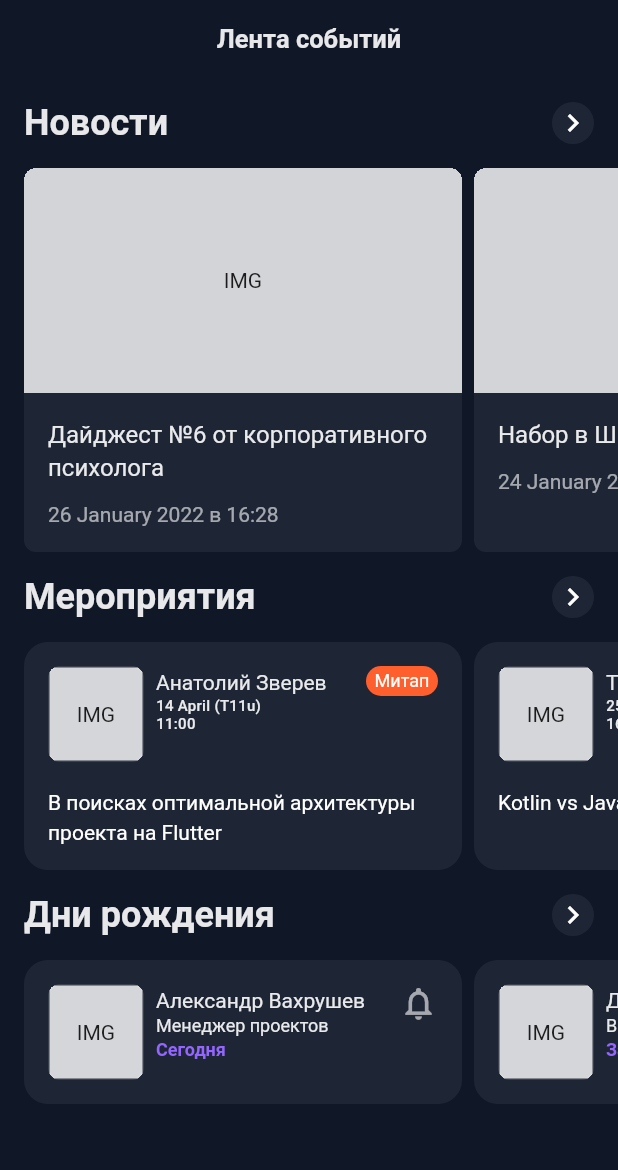
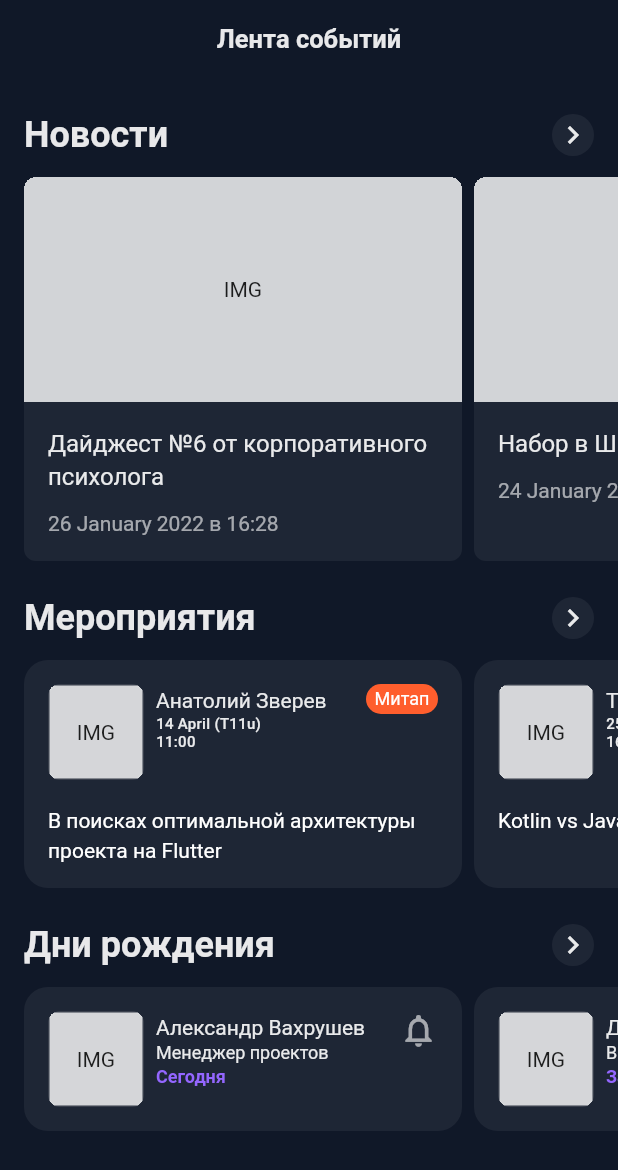
Before and after one commit to epic-school/flutter, a Flutter app: the EventsFeedScreen screen opened directly, on a phone screen of 412 x 824 dp. Shown: the top 1170 px of the screen. Run offline on Flutter 3.47's test engine with Material 2 defaults, Android fonts, the phone set to English and light mode, and no system bars.

Commit message:
ДЗ по 8 уроку. Исправлены отступы элементов

```diff
--- a/flutter_base/lib/events_feed/events_feed_screen.dart
+++ b/flutter_base/lib/events_feed/events_feed_screen.dart
@@ -38,6 +38,8 @@ class _EventsFeedScreenState extends State<EventsFeedScreen> {
         toolbarHeight: 52.0,
       ),
       body: SingleChildScrollView(
+        child: Padding(
+          padding: const EdgeInsets.only(left: 12.0),
           child: FutureBuilder<AllData>(
             future: getData(),
             builder: (context, snapshot) {
@@ -47,6 +49,7 @@ class _EventsFeedScreenState extends State<EventsFeedScreen> {
             },
           ),
         ),
+      ),
     );
   }
 }
--- a/flutter_base/lib/events_feed/widgets/birthdays_item.dart
+++ b/flutter_base/lib/events_feed/widgets/birthdays_item.dart
@@ -21,6 +21,7 @@ class BirthdaysItem extends StatelessWidget {
   Widget build(BuildContext context) {
     return Container(
       width: 292.0,
+      height: 96,
       margin: const EdgeInsets.symmetric(horizontal: 4.0),
       clipBehavior: Clip.hardEdge,
       decoration: BoxDecoration(
--- a/flutter_base/lib/events_feed/widgets/events_item.dart
+++ b/flutter_base/lib/events_feed/widgets/events_item.dart
@@ -26,6 +26,7 @@ class EventsItem extends StatelessWidget {
             DateFormat('E').format(date).substring(1);
     return Container(
       width: 292.0,
+      height: 152.0,
       margin: const EdgeInsets.symmetric(horizontal: 4.0),
       clipBehavior: Clip.hardEdge,
       decoration: BoxDecoration(
--- a/flutter_base/lib/events_feed/widgets/feeds_view.dart
+++ b/flutter_base/lib/events_feed/widgets/feeds_view.dart
@@ -21,9 +21,7 @@ class FeedsView extends StatelessWidget {
       crossAxisAlignment: CrossAxisAlignment.start,
       children: [
         const TitleItem(title: 'Новости'),
-        Padding(
-          padding: const EdgeInsets.only(left: 12.0),
-          child: SizedBox(
+        SizedBox(
           height: 256.0,
           child: ListView.builder(
               scrollDirection: Axis.horizontal,
@@ -36,11 +34,8 @@ class FeedsView extends StatelessWidget {
                 );
               }),
         ),
-        ),
         const TitleItem(title: 'Мероприятия'),
-        Padding(
-          padding: const EdgeInsets.only(left: 12.0),
-          child: SizedBox(
+        SizedBox(
           height: 152.0,
           child: ListView.builder(
               scrollDirection: Axis.horizontal,
@@ -55,11 +50,8 @@ class FeedsView extends StatelessWidget {
                 );
               }),
         ),
-        ),
         const TitleItem(title: 'Дни рождения'),
-        Padding(
-          padding: const EdgeInsets.only(left: 12.0),
-          child: SizedBox(
+        SizedBox(
           height: 96,
           child: ListView.builder(
               scrollDirection: Axis.horizontal,
@@ -73,7 +65,6 @@ class FeedsView extends StatelessWidget {
                 );
               }),
         ),
-        ),
         const SizedBox(
           height: 46,
         ),
--- a/flutter_base/lib/events_feed/widgets/news_item.dart
+++ b/flutter_base/lib/events_feed/widgets/news_item.dart
@@ -18,6 +18,7 @@ class NewsItem extends StatelessWidget {
   Widget build(BuildContext context) {
     return Container(
       width: 292.0,
+      height: 256.0,
       margin: const EdgeInsets.symmetric(horizontal: 4.0),
       clipBehavior: Clip.hardEdge,
       decoration: BoxDecoration(
--- a/flutter_base/lib/events_feed/widgets/title_item.dart
+++ b/flutter_base/lib/events_feed/widgets/title_item.dart
@@ -12,7 +12,7 @@ class TitleItem extends StatelessWidget {
   @override
   Widget build(BuildContext context) {
     return Padding(
-      padding: const EdgeInsets.all(16.0),
+      padding: const EdgeInsets.fromLTRB(4.0, 24.0, 16.0, 14.0),
       child: Row(
         mainAxisAlignment: MainAxisAlignment.spaceBetween,
         children: [
@@ -30,7 +30,7 @@ class TitleItem extends StatelessWidget {
             ),
             child: const Icon(
               Icons.chevron_right,
-              color: AppColors.white,
+              color: AppColors.white90,
             ),
           )
         ],
```
Lines whose indentation alone changed are shown as unchanged.
